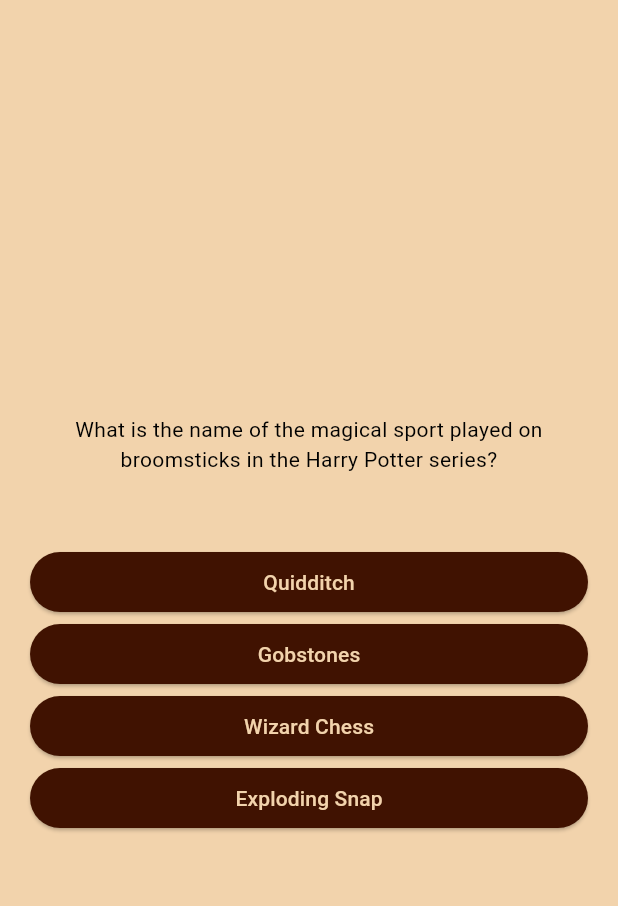
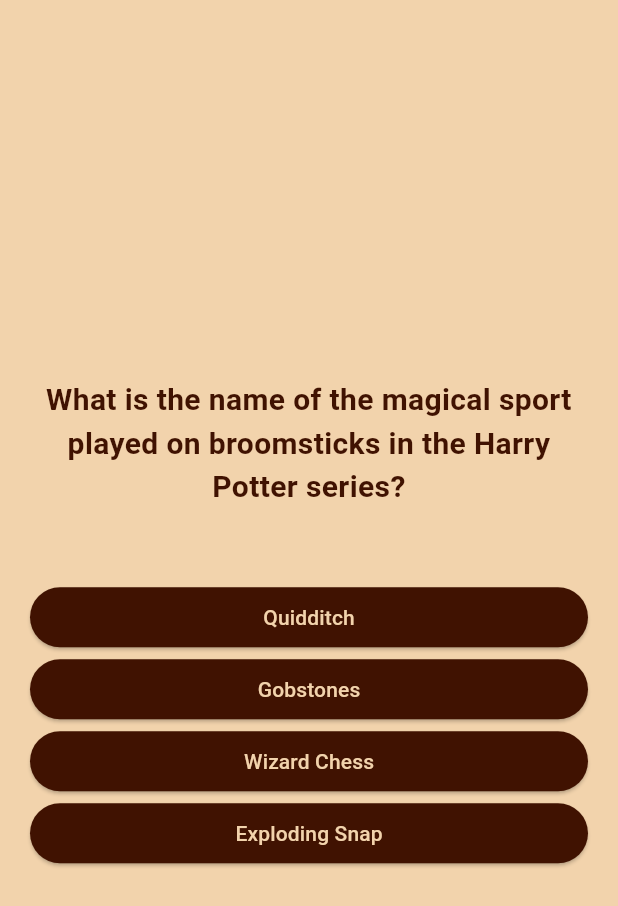
Before and after one commit to H4hmad/harry_potter_quiz, a Flutter app: the screen it shows after launch, after a tap on "Start Quiz!", on a phone screen of 412 x 824 dp. Shown: the top 906 px of the screen. Run offline on Flutter 3.47's test engine with Material 3 defaults, Android fonts, the phone set to English and light mode, and no system bars.

Commit message:
Fixing text styling

```diff
--- a/harry_potter_quiz/lib/app_questions_screen.dart
+++ b/harry_potter_quiz/lib/app_questions_screen.dart
@@ -27,7 +27,10 @@
               padding: const EdgeInsets.all(8.0),
               child: Text(
                 currentQuestion.questionText,
-                style: const TextStyle(color: Colors.black),
+                style: const TextStyle(
+                    color: Color(0xff401201),
+                    fontWeight: FontWeight.w600,
+                    fontSize: 20),
                 textAlign: TextAlign.center,
               ),
             ),
```
